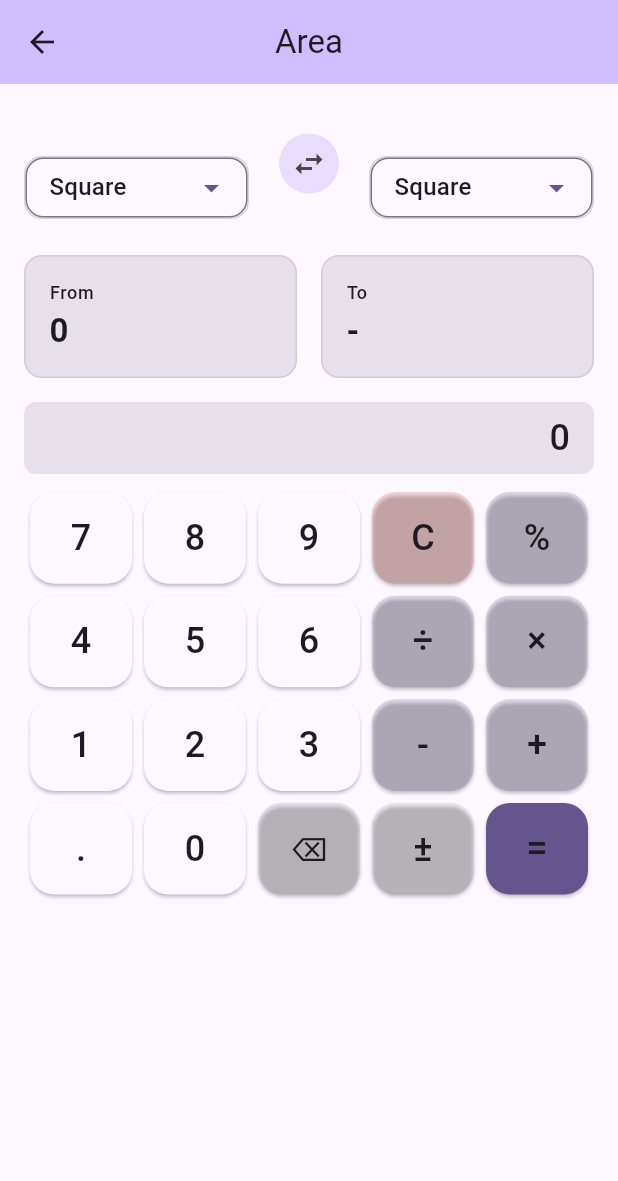
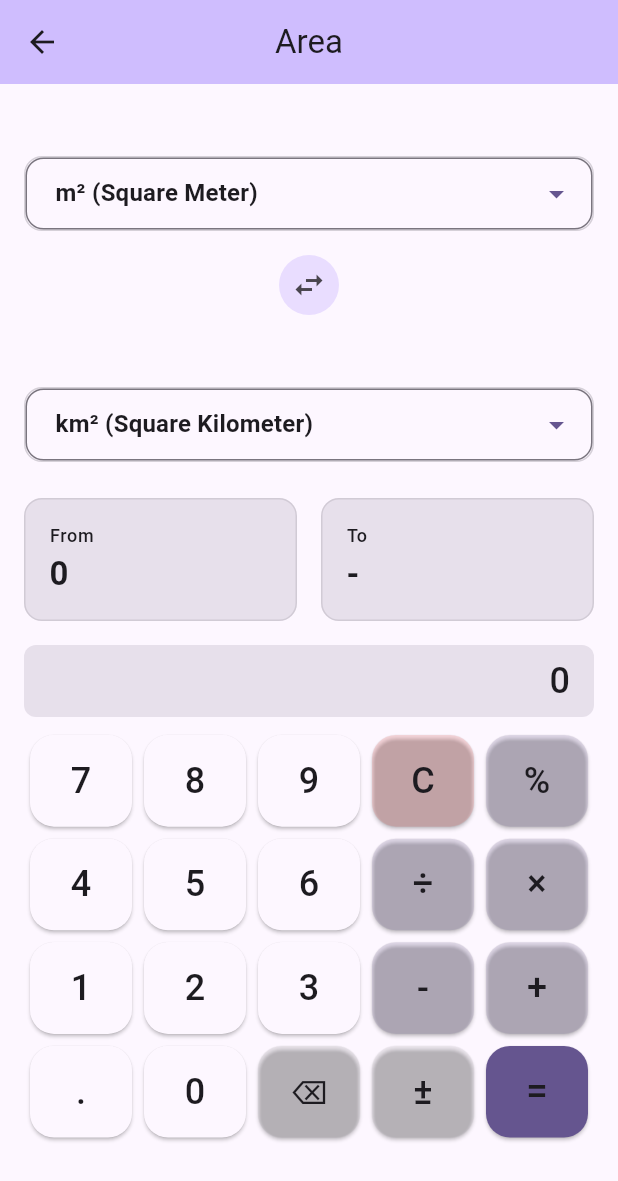
Before and after one commit to ycforward/omnibus_converter, a Flutter app: the screen it shows after launch, after a tap on "Area", on a phone screen of 412 x 824 dp. Shown: the top 1181 px of the screen. Run offline on Flutter 3.47's test engine with Material 3 defaults, Android fonts, the phone set to English and light mode, and no system bars; our stand-ins replace math_expressions.

Commit message:
UI improvements: unit selectors in separate rows, show abbreviations/symbols for all units, widgets directory order, removed unnecessary header

```diff
--- a/lib/screens/converter_screen.dart
+++ b/lib/screens/converter_screen.dart
@@ -113,11 +113,10 @@ class _ConverterScreenState extends State<ConverterScreen> {
           child: Column(
             crossAxisAlignment: CrossAxisAlignment.stretch,
             children: [
-              // Unit selectors
-              Row(
+              // Unit selectors (now in separate rows)
+              Column(
                 children: [
-                  Expanded(
-                    child: UnitSelector(
+                  UnitSelector(
                     value: _fromUnit,
                     units: _conversionService.getUnits(widget.converterType),
                     onChanged: (value) {
@@ -130,18 +129,18 @@ class _ConverterScreenState extends State<ConverterScreen> {
                     },
                     label: '',
                   ),
-                  ),
-                  const SizedBox(width: 16),
-                  IconButton(
+                  const SizedBox(height: 12),
+                  Center(
+                    child: IconButton(
                       onPressed: _swapUnits,
                       icon: const Icon(Icons.swap_horiz),
                       style: IconButton.styleFrom(
                         backgroundColor: Theme.of(context).colorScheme.primaryContainer,
                       ),
                     ),
-                  const SizedBox(width: 16),
-                  Expanded(
-                    child: UnitSelector(
+                  ),
+                  const SizedBox(height: 12),
+                  UnitSelector(
                     value: _toUnit,
                     units: _conversionService.getUnits(widget.converterType),
                     onChanged: (value) {
@@ -153,7 +152,6 @@ class _ConverterScreenState extends State<ConverterScreen> {
                       }
                     },
                     label: '',
-                    ),
                   ),
                 ],
               ),
--- a/lib/screens/home_screen.dart
+++ b/lib/screens/home_screen.dart
@@ -1,6 +1,6 @@
-import 'package:flutter/material.dart';
 import 'converter_screen.dart';
 import '../models/converter_type.dart';
+import 'package:flutter/material.dart';
 
 class HomeScreen extends StatelessWidget {
   const HomeScreen({super.key});
@@ -17,13 +17,6 @@ class HomeScreen extends StatelessWidget {
         child: Column(
           crossAxisAlignment: CrossAxisAlignment.start,
           children: [
-            Text(
-              'Choose Conversion Type',
-              style: Theme.of(context).textTheme.headlineSmall?.copyWith(
-                fontWeight: FontWeight.bold,
-                color: Theme.of(context).colorScheme.primary,
-              ),
-            ),
             const SizedBox(height: 24),
             Expanded(
               child: GridView.builder(
--- a/lib/widgets/calculator_input.dart
+++ b/lib/widgets/calculator_input.dart
@@ -1,3 +1,4 @@
+// Please keep widget files in this directory in alphabetical order: calculator_input.dart, conversion_input.dart, unit_selector.dart
 import 'package:flutter/material.dart';
 import 'package:math_expressions/math_expressions.dart';
 
--- a/lib/widgets/unit_selector.dart
+++ b/lib/widgets/unit_selector.dart
@@ -5,6 +5,91 @@ class UnitSelector extends StatelessWidget {
   final List<String> units;
   final Function(String?) onChanged;
   final String label;
+
+  static const Map<String, String> _currencySymbols = {
+    'USD': '\$',
+    'EUR': '€',
+    'GBP': '£',
+    'JPY': '¥',
+    'CAD': 'C\$',
+    'AUD': 'A\$',
+    'CHF': 'CHF',
+    'CNY': '¥',
+    'INR': '₹',
+    'BRL': 'R\$',
+  };
+
+  static const Map<String, String> _unitAbbreviations = {
+    // Area
+    'Square Meter': 'm²',
+    'Square Kilometer': 'km²',
+    'Square Mile': 'mi²',
+    'Acre': 'ac',
+    'Square Yard': 'yd²',
+    'Square Foot': 'ft²',
+    // Length
+    'Meter': 'm',
+    'Kilometer': 'km',
+    'Centimeter': 'cm',
+    'Millimeter': 'mm',
+    'Mile': 'mi',
+    'Yard': 'yd',
+    'Foot': 'ft',
+    'Inch': 'in',
+    // Weight
+    'Kilogram': 'kg',
+    'Gram': 'g',
+    'Pound': 'lb',
+    'Ounce': 'oz',
+    'Ton': 't',
+    'Stone': 'st',
+    // Temperature
+    'Celsius': '°C',
+    'Fahrenheit': '°F',
+    'Kelvin': 'K',
+    // Volume
+    'Liter': 'L',
+    'Milliliter': 'mL',
+    'Gallon': 'gal',
+    'Quart': 'qt',
+    'Pint': 'pt',
+    'Cup': 'cup',
+    'Fluid Ounce': 'fl oz',
+    // Speed
+    'Miles per Hour': 'mph',
+    'Kilometers per Hour': 'km/h',
+    'Meters per Second': 'm/s',
+    'Knots': 'kn',
+    'Feet per Second': 'ft/s',
+    // Cooking
+    'Tablespoon': 'tbsp',
+    'Teaspoon': 'tsp',
+    // Angle
+    'Degree': '°',
+    'Radian': 'rad',
+    'Gradian': 'gon',
+    // Density
+    'Kilogram per Cubic Meter': 'kg/m³',
+    'Gram per Cubic Centimeter': 'g/cm³',
+    'Pound per Cubic Foot': 'lb/ft³',
+    // Energy
+    'Joule': 'J',
+    'Kilojoule': 'kJ',
+    'Calorie': 'cal',
+    'Kilocalorie': 'kcal',
+    'Watt Hour': 'Wh',
+    'Kilowatt Hour': 'kWh',
+  };
+
+  String _getUnitDisplay(String unit) {
+    if (_currencySymbols.containsKey(unit)) {
+      return '${_currencySymbols[unit]} $unit';
+    }
+    if (_unitAbbreviations.containsKey(unit)) {
+      return '${_unitAbbreviations[unit]} ($unit)';
+    }
+    return unit;
+  }
 
   const UnitSelector({
     super.key,
@@ -28,6 +113,7 @@ class UnitSelector extends StatelessWidget {
         ),
         const SizedBox(height: 8),
         Container(
+          constraints: const BoxConstraints(minWidth: 120),
           decoration: BoxDecoration(
             border: Border.all(
               color: Theme.of(context).colorScheme.outline.withOpacity(0.3),
@@ -39,7 +125,13 @@ class UnitSelector extends StatelessWidget {
             items: units.map((unit) {
               return DropdownMenuItem<String>(
                 value: unit,
-                child: Text(unit),
+                child: Text(
+                  _getUnitDisplay(unit),
+                  style: TextStyle(
+                    fontWeight: value == unit ? FontWeight.bold : FontWeight.normal,
+                  ),
+                  overflow: TextOverflow.ellipsis,
+                ),
               );
             }).toList(),
             onChanged: onChanged,
@@ -50,8 +142,8 @@ class UnitSelector extends StatelessWidget {
               ),
               isDense: true,
               contentPadding: const EdgeInsets.symmetric(
-                horizontal: 12,
-                vertical: 8,
+                horizontal: 16,
+                vertical: 12,
               ),
             ),
             style: Theme.of(context).textTheme.titleMedium,
```
Also changed, not shown: 2 other files. Lines whose indentation alone changed are shown as unchanged.
